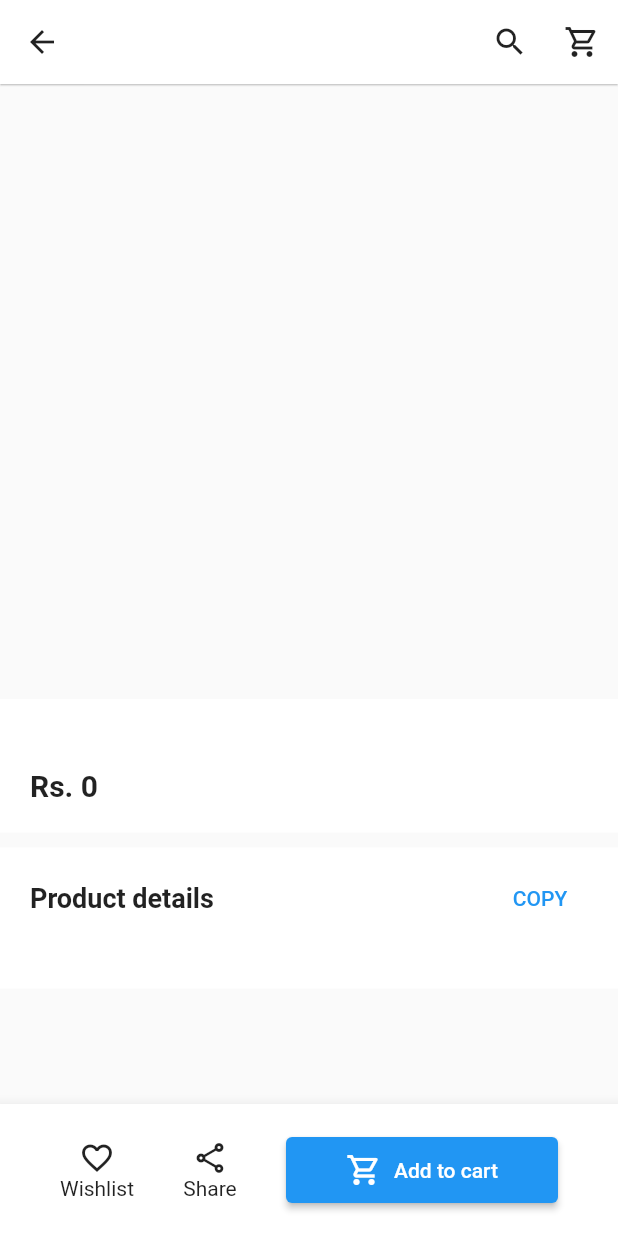
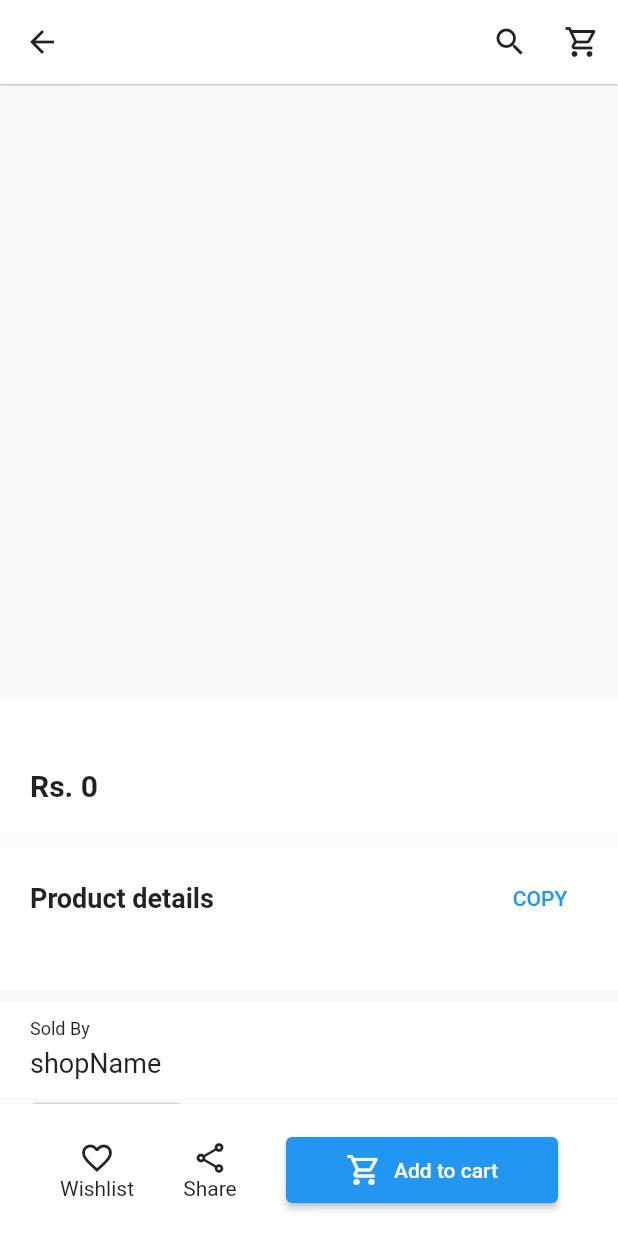
Before and after one commit to zohaib304/app-fnf, a Flutter app: the ProductDetails screen opened directly with empty values, on a phone screen of 412 x 824 dp. Run offline on Flutter 3.47's test engine with Material 2 defaults, Android fonts, the phone set to English and light mode, and no system bars; drawn by our look-alikes of carousel_slider; our stand-ins replace cached_network_image, cloud_firestore, firebase_core; accounts and stored records are empty.

Commit message:
add more details

```diff
--- a/lib/Pages/product_details.dart
+++ b/lib/Pages/product_details.dart
@@ -3,10 +3,17 @@ import 'package:carousel_slider/carousel_slider.dart';
 import 'package:cloud_firestore/cloud_firestore.dart';
 import 'package:flutter/material.dart';
 
-class ProductDetails extends StatelessWidget {
+class ProductDetails extends StatefulWidget {
   const ProductDetails({Key? key}) : super(key: key);
 
   static const routeName = '/product-detail';
+
+  @override
+  State<ProductDetails> createState() => _ProductDetailsState();
+}
+
+class _ProductDetailsState extends State<ProductDetails> {
+  late String shopName = '';
 
   @override
   Widget build(BuildContext context) {
@@ -38,6 +45,17 @@ class ProductDetails extends StatelessWidget {
                     .snapshots(),
                 builder: (context, AsyncSnapshot<DocumentSnapshot> snapshot) {
                   final product = snapshot.data;
+                  // FirebaseFirestore.instance
+                  //     .collection("suppliers")
+                  //     .doc(product!['supplier_id'])
+                  //     .get()
+                  //     .then((value) {
+                  //   if (mounted) {
+                  //     setState(() {
+                  //       shopName = value.data()!['shopName'];
+                  //     });
+                  //   }
+                  // });
                   if (snapshot.hasData) {
                     return SingleChildScrollView(
                       child: Column(
@@ -129,6 +147,42 @@ class ProductDetails extends StatelessWidget {
                               ],
                             ),
                           ),
+                          const SizedBox(height: 10),
+                          Container(
+                            padding: const EdgeInsets.symmetric(
+                                horizontal: 20.0, vertical: 10.0),
+                            width: double.infinity,
+                            color: Colors.white,
+                            child: Column(
+                              crossAxisAlignment: CrossAxisAlignment.start,
+                              children: [
+                                const Text(
+                                  "Sold By",
+                                  style: TextStyle(
+                                    fontSize: 12,
+                                    color: Colors.black87,
+                                  ),
+                                ),
+                                const SizedBox(height: 5),
+                                const Text(
+                                  "shopName",
+                                  style: TextStyle(
+                                    fontSize: 18,
+                                    color: Colors.black87,
+                                  ),
+                                ),
+                                const SizedBox(
+                                  height: 10,
+                                ),
+                                OutlinedButton(
+                                  onPressed: () {
+                                    // TODO: Navigate to shop page
+                                  },
+                                  child: const Text("Go to Store"),
+                                ),
+                              ],
+                            ),
+                          )
                         ],
                       ),
                     );
--- a/lib/Services/products.dart
+++ b/lib/Services/products.dart
@@ -27,7 +27,6 @@ class Products with ChangeNotifier {
     );
   }
 
-
   // get product by id
   Stream<Product> getProductById(docId) {
     final documentReference =
--- a/lib/main.dart
+++ b/lib/main.dart
@@ -31,7 +31,7 @@ class MyApp extends StatelessWidget {
         ),
         home: MyHomePage(),
         routes: {
-          ProductDetails.routeName: (context) => const ProductDetails(),
+          ProductDetails.routeName: (context) => ProductDetails(),
         },
       ),
     );
```
Also changed, not shown: lib/Services/cart.dart (added, +18 -0 lines), 1 other file.
